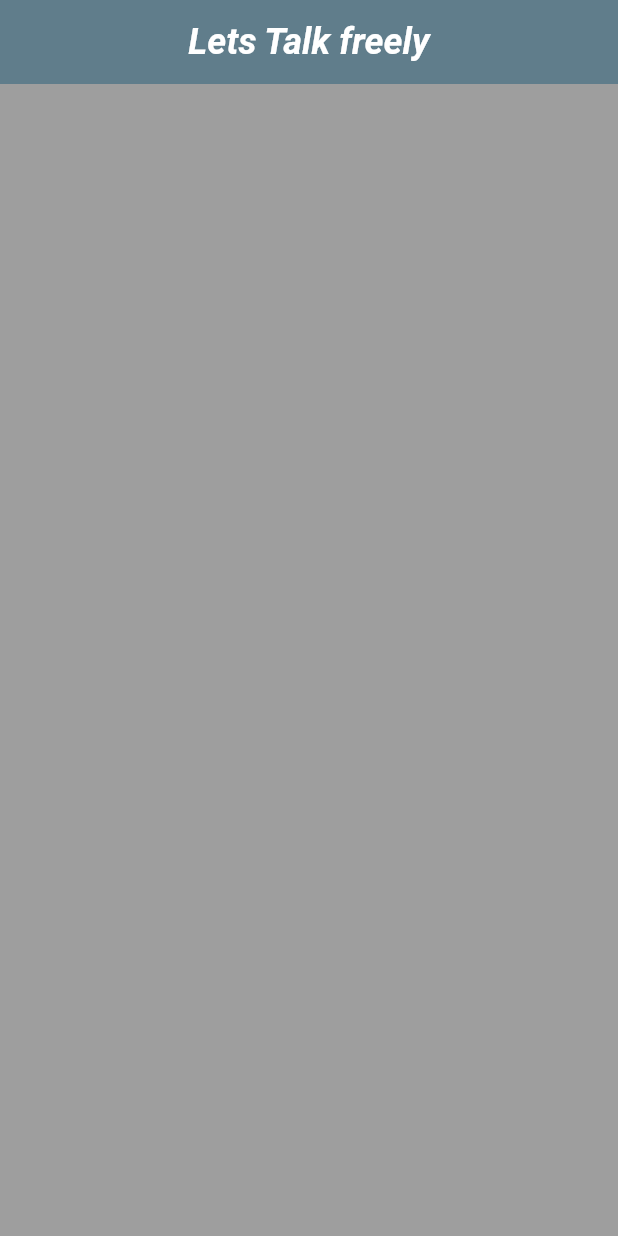
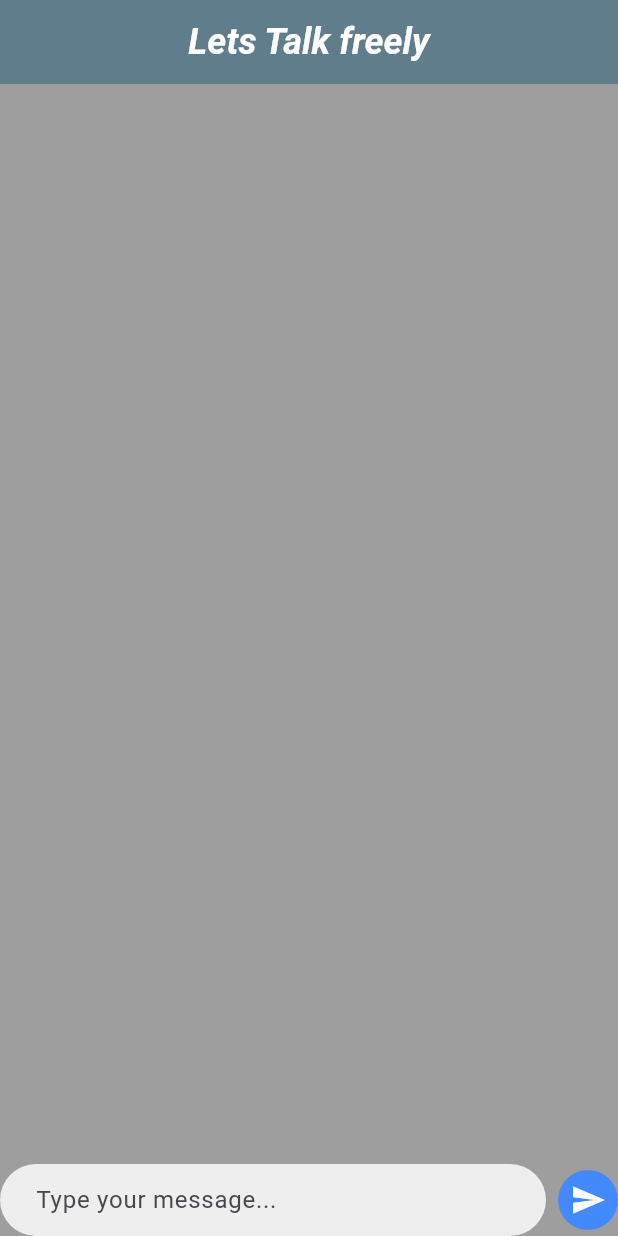
Before and after one commit to RFRanasinghe/TalkWithMeChatbot, a Flutter app: the screen it shows after launch, on a phone screen of 412 x 824 dp. Run offline on Flutter 3.47's test engine with Material 3 defaults, Android fonts, the phone set to English and light mode, and no system bars; our stand-ins replace google_generative_ai.

Commit message:
Basic UI Interface has been created.

```diff
--- a/lib/main.dart
+++ b/lib/main.dart
@@ -136,12 +136,78 @@ class _ChatScreenState extends State<ChatScreen> {
       ),
     );
   }
+
+  Widget _buildChatBubble(String text, bool isUserMessage) {
+    return Align(
+      alignment: isUserMessage ? Alignment.centerRight : Alignment.centerLeft,
+      child: Container(
+        margin: const EdgeInsets.symmetric(vertical: 6),
+        padding: const EdgeInsets.symmetric(horizontal: 14, vertical: 10),
+        constraints: BoxConstraints(
+          maxWidth: MediaQuery.of(context).size.width * 0.75,
+        ),
+
+        decoration: BoxDecoration(
+          color: isUserMessage ? Colors.blueAccent : Colors.white,
+          borderRadius: BorderRadius.only(
+            topLeft: const Radius.circular(16),
+            topRight: const Radius.circular(16),
+            bottomLeft: Radius.circular(isUserMessage ? 16 : 0),
+            bottomRight: Radius.circular(isUserMessage ? 0 : 16),
+          ),
+          boxShadow: [
+            BoxShadow(
+              color: Colors.black12,
+              blurRadius: 2,
+              offset: Offset(0, 2),
+            ),
+          ],
+        ),
+        child: Text(
+          text,
+          style: TextStyle(
+            color: isUserMessage ? Colors.white : Colors.black,
+            fontSize: 16,
+          ),
+        ),
+      ),
+    );
+  }
+
+  Widget _buildInputArea() {
+    return Container(
+      child: SafeArea(
+        child: Row(
+          children: [
+            Expanded(
+              child: TextField(
+                controller: _textController,
+                decoration: InputDecoration(
+                  hintText: "Type your message...",
+                  border: OutlineInputBorder(
+                    borderRadius: BorderRadius.circular(25),
+                    borderSide: BorderSide.none,
+                  ),
+                  fillColor: Colors.grey[200],
+                  filled: true,
+                  contentPadding: const EdgeInsets.symmetric(horizontal: 20),
+                ),
+                onSubmitted: (value) => _sendMessage(),
+              ),
+            ),
+            SizedBox(
+              width: 8,
+            ),
+            CircleAvatar(
+              backgroundColor: Colors.blueAccent,
+              child: IconButton(
+                icon: Icon(Icons.send, color: Colors.white),
+                onPressed: _sendMessage,
+              ),
+            ),
+          ],
+        ),
+      ),
+    );
+  }
 }
-
-Widget _buildChatBubble(String text, bool isUserMessage) {
-  return Align();
-}
-
-Widget _buildInputArea() {
-  return Container();
-}
```
